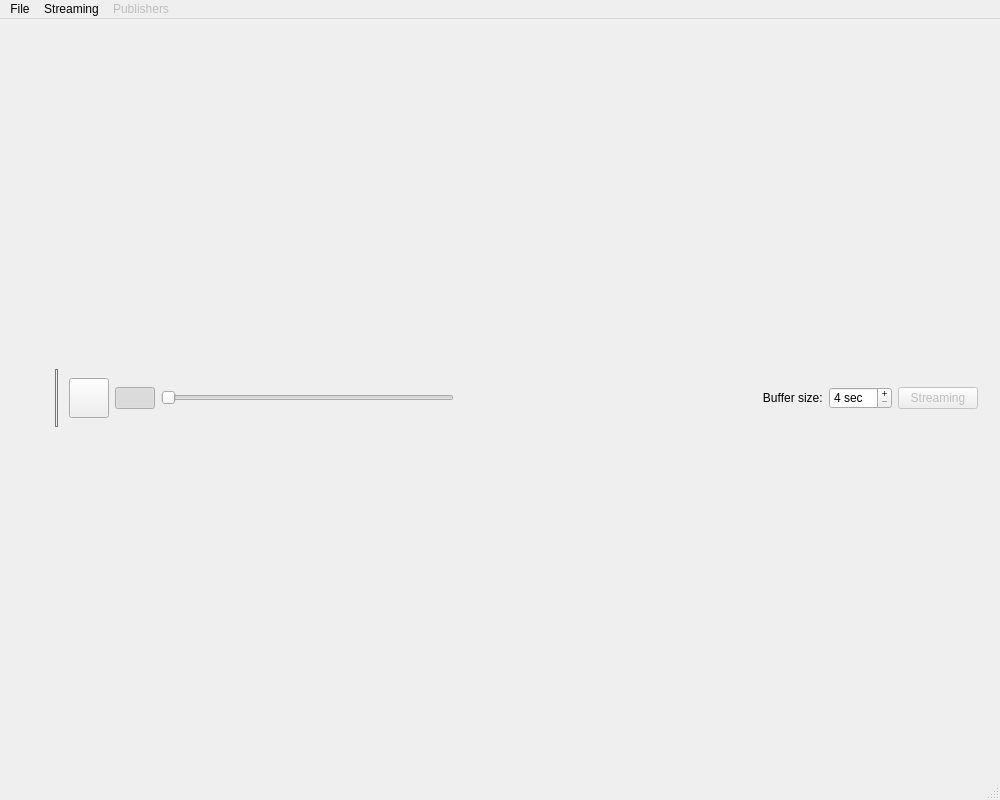
Before: the Qt Designer form plotter_gui/mainwindow.ui in ziparker/PlotJuggler, drawn with Qt 5.
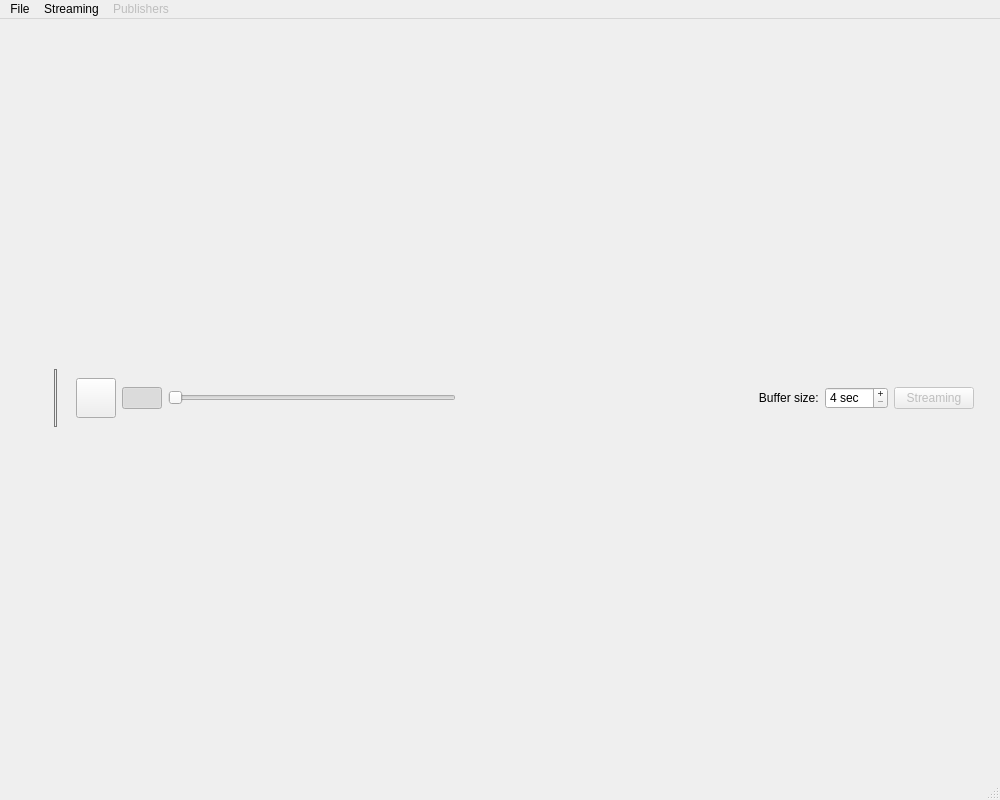
After: the same form once the commit is applied. Icons and pictures are not drawn.

Patch:
```diff
--- a/plotter_gui/mainwindow.ui
+++ b/plotter_gui/mainwindow.ui
@@ -66,9 +66,15 @@
         </property>
         <item>
          <layout class="QHBoxLayout" name="horizontalLayoutZoom">
+          <property name="leftMargin">
+           <number>8</number>
+          </property>
           <property name="topMargin">
            <number>0</number>
           </property>
+          <property name="rightMargin">
+           <number>4</number>
+          </property>
           <item>
            <widget class="QPushButton" name="pushButtonAddSubwindow">
             <property name="minimumSize">
```
